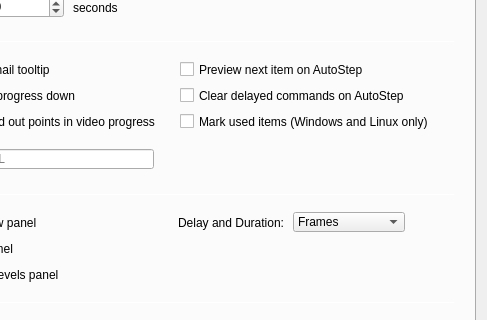
This is src/Widgets/SettingsDialog.ui in CasparCG/client as Qt 5 draws it before an edit; both pictures show x 213 to 700 and y 269 to 589 of the 700 by 880 pixel window. The edited form follows.
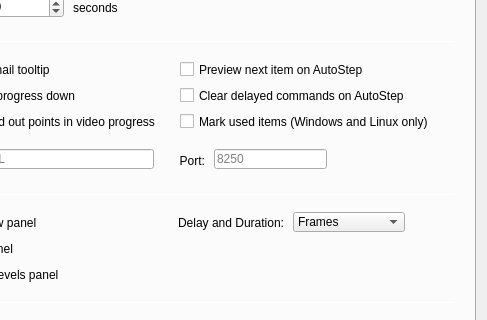
This is the edited form.

Commit message: Added setting for repository port.

Diff of the .ui file:
```diff
--- a/src/Widgets/SettingsDialog.ui
+++ b/src/Widgets/SettingsDialog.ui
@@ -795,6 +795,41 @@
       <string>%</string>
      </property>
     </widget>
+    <widget class="QLineEdit" name="lineEditRepositoryPort">
+     <property name="geometry">
+      <rect>
+       <x>414</x>
+       <y>381</y>
+       <width>113</width>
+       <height>20</height>
+      </rect>
+     </property>
+     <property name="focusPolicy">
+      <enum>Qt::ClickFocus</enum>
+     </property>
+     <property name="text">
+      <string/>
+     </property>
+     <property name="placeholderText">
+      <string>8250</string>
+     </property>
+    </widget>
+    <widget class="QLabel" name="labelRepositoryPort">
+     <property name="geometry">
+      <rect>
+       <x>354</x>
+       <y>383</y>
+       <width>51</width>
+       <height>20</height>
+      </rect>
+     </property>
+     <property name="text">
+      <string>Port:</string>
+     </property>
+     <property name="alignment">
+      <set>Qt::AlignRight|Qt::AlignTrailing|Qt::AlignVCenter</set>
+     </property>
+    </widget>
    </widget>
    <widget class="QWidget" name="tabDevices">
     <attribute name="title">
```
Left out of the diff: 17 changed lines with no effect on the pictures. The commit also changes 6 other files.
